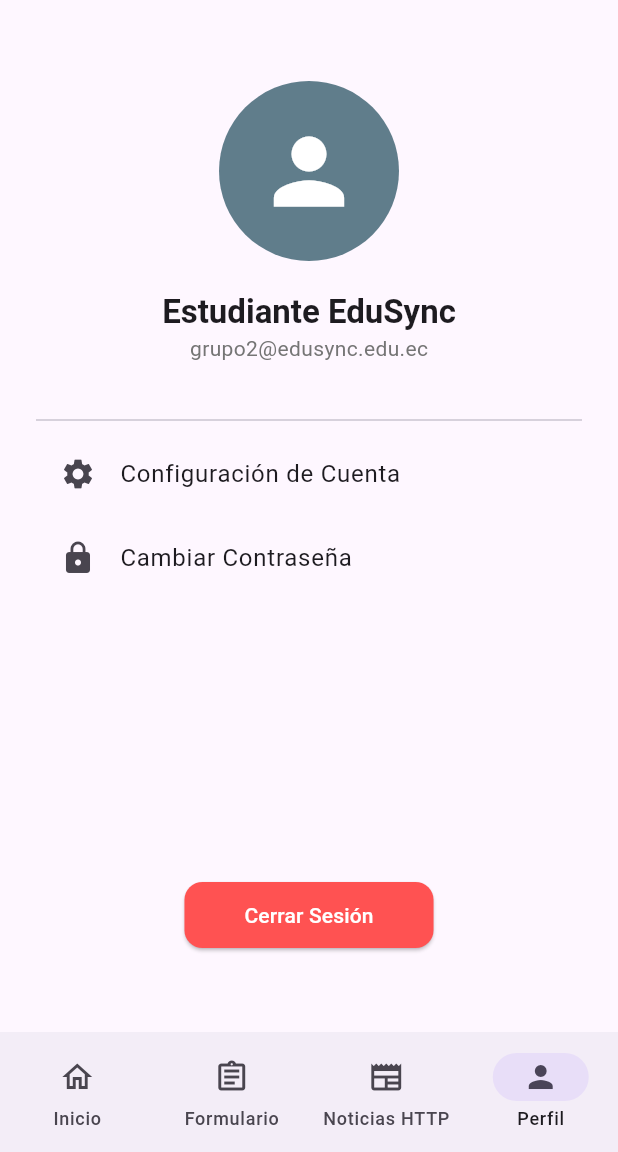
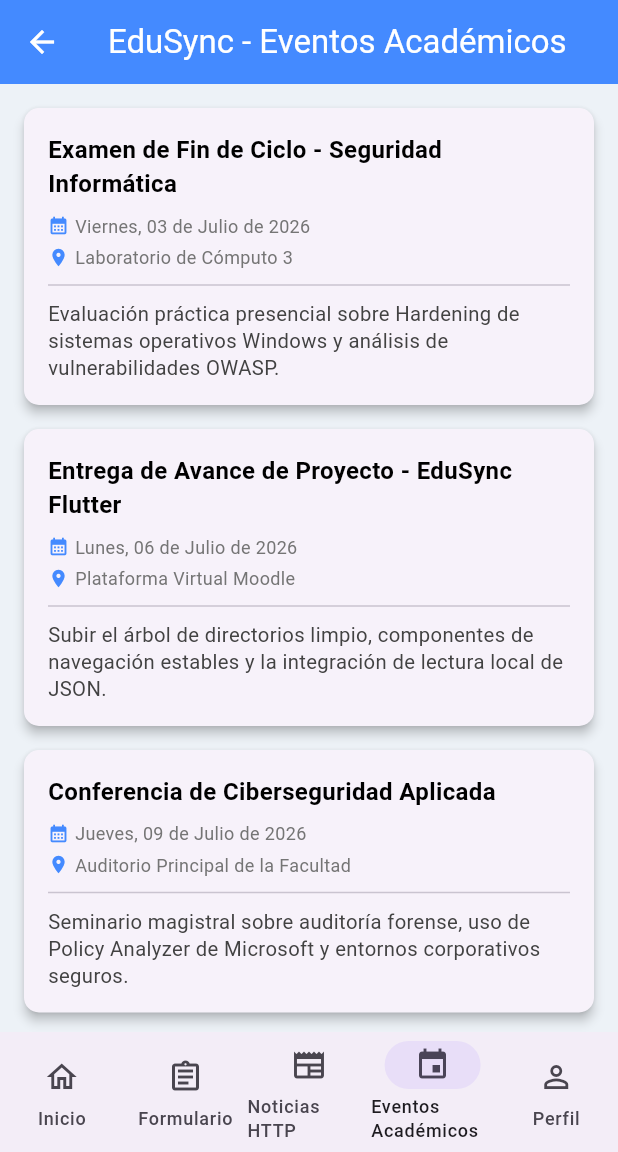
Before and after one commit to mmjacho/flutter_app, a Flutter app: the HomeScreen screen opened by its route, item 4 of the bottom bar chosen, on a phone screen of 412 x 824 dp, the part 84-1236 px from its top. Run offline on Flutter 3.47's test engine with Material 3 defaults, Android fonts, the phone set to English and light mode, and no system bars; missing offline and left inert: webfeed; network calls fail.

Commit message:
feat: implement academic events module with JSON data loading and UI integration

```diff
--- /dev/null
+++ b/assets/data/academic_events.json
@@ -0,0 +1,27 @@
+{
+    "estado": "exitoso",
+    "total_registros": 3,
+    "eventos": [
+        {
+            "id": "EVT-001",
+            "titulo": "Examen de Fin de Ciclo - Seguridad Informática",
+            "fecha": "Viernes, 03 de Julio de 2026",
+            "aula": "Laboratorio de Cómputo 3",
+            "descripcion": "Evaluación práctica presencial sobre Hardening de sistemas operativos Windows y análisis de vulnerabilidades OWASP."
+        },
+        {
+            "id": "EVT-002",
+            "titulo": "Entrega de Avance de Proyecto - EduSync Flutter",
+            "fecha": "Lunes, 06 de Julio de 2026",
+            "aula": "Plataforma Virtual Moodle",
+            "descripcion": "Subir el árbol de directorios limpio, componentes de navegación estables y la integración de lectura local de JSON."
+        },
+        {
+            "id": "EVT-003",
+            "titulo": "Conferencia de Ciberseguridad Aplicada",
+            "fecha": "Jueves, 09 de Julio de 2026",
+            "aula": "Auditorio Principal de la Facultad",
+            "descripcion": "Seminario magistral sobre auditoría forense, uso de Policy Analyzer de Microsoft y entornos corporativos seguros."
+        }
+    ]
+}
--- /dev/null
+++ b/lib/models/event_model.dart
@@ -0,0 +1,26 @@
+class AcademicEvent {
+  final String id;
+  final String titulo;
+  final String fecha;
+  final String aula;
+  final String descripcion;
+
+  AcademicEvent({
+    required this.id,
+    required this.titulo,
+    required this.fecha,
+    required this.aula,
+    required this.descripcion,
+  });
+
+  // Constructor factory para mapear el mapa JSON de forma segura
+  factory AcademicEvent.fromJson(Map<String, dynamic> json) {
+    return AcademicEvent(
+      id: json['id'] ?? '',
+      titulo: json['titulo'] ?? 'Sin título disponible',
+      fecha: json['fecha'] ?? 'Fecha pendiente',
+      aula: json['aula'] ?? 'N/A',
+      descripcion: json['descripcion'] ?? 'No hay descripción disponible.',
+    );
+  }
+}
--- /dev/null
+++ b/lib/screens/academic_events_screen.dart
@@ -0,0 +1,140 @@
+import 'package:flutter/material.dart';
+import '../services/academic_service.dart';
+import '../models/event_model.dart';
+
+class AcademicEventsScreen extends StatefulWidget {
+  const AcademicEventsScreen({super.key});
+
+  @override
+  State<AcademicEventsScreen> createState() => _AcademicEventsScreenState();
+}
+
+class _AcademicEventsScreenState extends State<AcademicEventsScreen> {
+  final AcademicService _academicService = AcademicService();
+  late Future<List<AcademicEvent>> _eventsFuture;
+
+  @override
+  void initState() {
+    super.initState();
+    // Inicialización del Future para evitar múltiples lecturas del archivo en re-builds
+    _eventsFuture = _academicService.loadLocalEvents();
+  }
+
+  @override
+  Widget build(BuildContext context) {
+    return Scaffold(
+      appBar: AppBar(
+        title: const Text('EduSync - Eventos Académicos'),
+        backgroundColor: Colors.blueAccent,
+        foregroundColor: Colors.white,
+      ),
+      // Fondo gris/azul claro para resaltar la separación de las tarjetas blancas
+      backgroundColor: const Color(0xFFEDF2F7),
+      body: FutureBuilder<List<AcademicEvent>>(
+        future: _eventsFuture,
+        builder: (context, snapshot) {
+          if (snapshot.connectionState == ConnectionState.waiting) {
+            return const Center(child: CircularProgressIndicator());
+          } else if (snapshot.hasError) {
+            return Center(
+              child: Padding(
+                padding: const EdgeInsets.all(24.0),
+                child: Text(
+                  'Error al leer el archivo JSON: ${snapshot.error}',
+                  textAlign: TextAlign.center,
+                  style: const TextStyle(color: Colors.redAccent),
+                ),
+              ),
+            );
+          } else if (!snapshot.hasData || snapshot.data!.isEmpty) {
+            return const Center(
+              child: Text('No se encontraron registros en el archivo.'),
+            );
+          }
+
+          final eventos = snapshot.data!;
+          return ListView.builder(
+            padding: const EdgeInsets.all(16.0),
+            itemCount: eventos.length,
+            itemBuilder: (context, index) {
+              final evento = eventos[index];
+              return Card(
+                margin: const EdgeInsets.only(bottom: 16.0),
+                elevation: 3,
+                shape: RoundedRectangleBorder(
+                  borderRadius: BorderRadius.circular(10),
+                ),
+                child: Padding(
+                  padding: const EdgeInsets.all(16.0),
+                  child: Column(
+                    crossAxisAlignment: CrossAxisAlignment
+                        .start, // Alineación estricta a la izquierda
+                    children: [
+                      // Información Principal en Negrita
+                      Text(
+                        evento.titulo,
+                        style: const TextStyle(
+                          fontWeight:
+                              FontWeight.bold, // Texto principal en negrita
+                          fontSize: 16,
+                          color: Colors.black,
+                        ),
+                        textAlign: TextAlign.left,
+                      ),
+                      const SizedBox(height: 8),
+                      Row(
+                        children: [
+                          const Icon(
+                            Icons.calendar_month,
+                            size: 14,
+                            color: Colors.blueAccent,
+                          ),
+                          const SizedBox(width: 4),
+                          Text(
+                            evento.fecha,
+                            style: TextStyle(
+                              color: Colors.grey[600],
+                              fontSize: 12,
+                            ),
+                          ),
+                        ],
+                      ),
+                      const SizedBox(height: 4),
+                      Row(
+                        children: [
+                          const Icon(
+                            Icons.place,
+                            size: 14,
+                            color: Colors.blueAccent,
+                          ),
+                          const SizedBox(width: 4),
+                          Text(
+                            evento.aula,
+                            style: TextStyle(
+                              color: Colors.grey[600],
+                              fontSize: 12,
+                            ),
+                          ),
+                        ],
+                      ),
+                      const Divider(height: 20, thickness: 1),
+                      Text(
+                        evento.descripcion,
+                        style: TextStyle(
+                          color: Colors.grey[800],
+                          fontSize: 13.5,
+                          height: 1.35,
+                        ),
+                        textAlign: TextAlign.left,
+                      ),
+                    ],
+                  ),
+                ),
+              );
+            },
+          );
+        },
+      ),
+    );
+  }
+}
--- a/lib/screens/home_screen.dart
+++ b/lib/screens/home_screen.dart
@@ -1,4 +1,5 @@
 import 'package:flutter/material.dart';
+import 'academic_events_screen.dart';
 import 'forms_screen.dart';
 import 'news_screen.dart';
 import 'profile_screen.dart';
@@ -18,7 +19,8 @@ class _HomeScreenState extends State<HomeScreen> {
     const _InicioTab(), // Pestaña 0: Inicio
     const FormularioScreen(), // Pestaña 1: Formulario
     const NoticiasScreen(), // Pestaña 2: Noticias
-    const ProfileScreen(), // Pestaña 3: Perfil
+    const AcademicEventsScreen(), // Pestaña 3: Eventos Académicos
+    const ProfileScreen(), // Pestaña 4: Perfil
   ];
 
   @override
@@ -71,6 +73,11 @@ class _HomeScreenState extends State<HomeScreen> {
             icon: Icon(Icons.newspaper_outlined),
             selectedIcon: Icon(Icons.newspaper),
             label: 'Noticias HTTP',
+          ),
+          NavigationDestination(
+            icon: Icon(Icons.event_outlined),
+            selectedIcon: Icon(Icons.event),
+            label: 'Eventos Académicos',
           ),
           NavigationDestination(
             icon: Icon(Icons.person_outline),
--- /dev/null
+++ b/lib/services/academic_service.dart
@@ -0,0 +1,25 @@
+import 'dart:convert';
+import 'package:flutter/foundation.dart';
+import 'package:flutter/services.dart';
+import '../models/event_model.dart';
+
+class AcademicService {
+  Future<List<AcademicEvent>> loadLocalEvents() async {
+    try {
+      // Simula o realiza la lectura asíncrona del archivo JSON en assets
+      final String response = await rootBundle.loadString(
+        'assets/data/academic_events.json',
+      );
+      final data = await json.decode(response);
+      debugPrint('📘 JSON cargado desde academic_events.json:');
+      debugPrint(data.toString());
+
+      final List<dynamic> list = data['eventos'] ?? [];
+
+      // Convierte cada mapa de la lista en una instancia del modelo AcademicEvent
+      return list.map((e) => AcademicEvent.fromJson(e)).toList();
+    } catch (e) {
+      throw Exception('Error al procesar el archivo JSON local: $e');
+    }
+  }
+}
--- a/pubspec.yaml
+++ b/pubspec.yaml
@@ -89,3 +89,5 @@ flutter:
   #
   # For details regarding fonts from package dependencies,
   # see https://flutter.dev/to/font-from-package
+  assets:
+    - assets/data/
```
